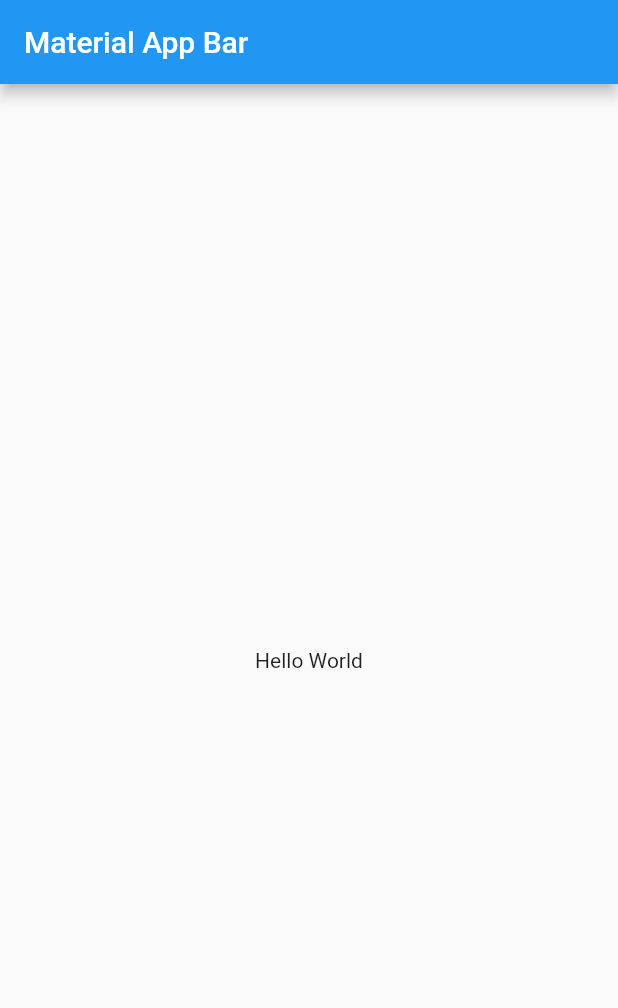
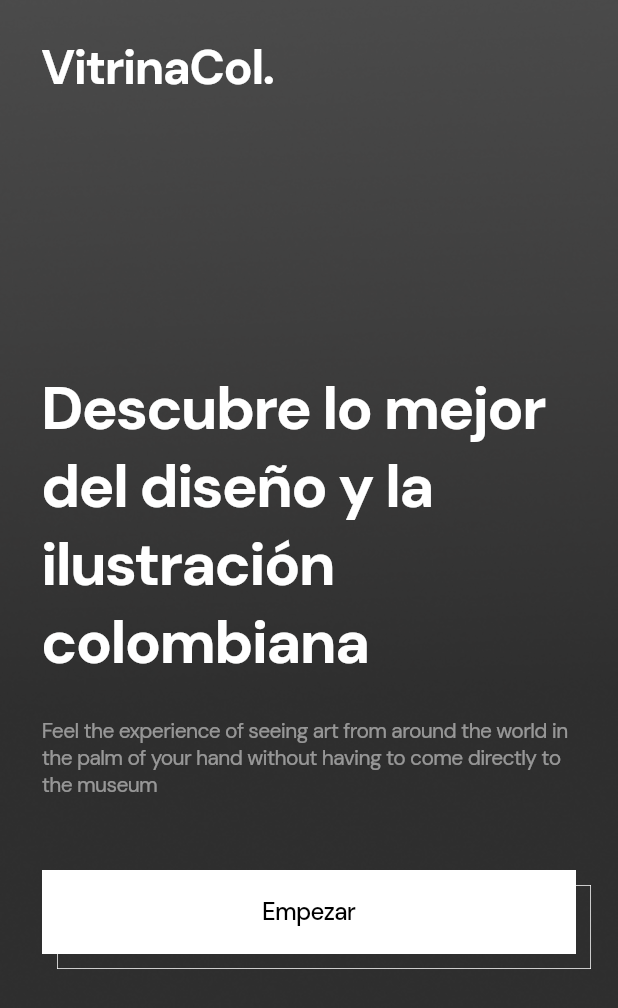
Before and after one commit to vicgilnossa/VitrinaColombia, a Flutter app: the screen it shows after launch, on a phone screen of 412 x 824 dp. Shown: the top 1008 px of the screen. Run offline on Flutter 3.47's test engine with Material 2 defaults, Android fonts, the phone set to English and light mode, and no system bars; our stand-ins replace google_fonts.

Commit message:
welcome screen terminada

```diff
--- a/lib/main.dart
+++ b/lib/main.dart
@@ -1,4 +1,5 @@
 import 'package:flutter/material.dart';
+import 'package:vitrina_colombia/routes.dart';
 
 void main() => runApp(MyApp());
 
@@ -6,7 +7,10 @@ class MyApp extends StatelessWidget {
   @override
   Widget build(BuildContext context) {
     return MaterialApp(
+      debugShowCheckedModeBanner: false,
       title: 'Material App',
+      routes: Routes.routes,
+      initialRoute: Routes.welcome,
       home: Scaffold(
         appBar: AppBar(
           title: Text('Material App Bar'),
--- /dev/null
+++ b/lib/routes.dart
@@ -0,0 +1,16 @@
+import 'package:flutter/material.dart';
+import 'package:vitrina_colombia/screens/detail_screen.dart';
+import 'package:vitrina_colombia/screens/home_screen.dart';
+import 'package:vitrina_colombia/screens/welcome_screen.dart';
+
+class Routes {
+  static const String welcome = 'welcome';
+  static const String home = 'home';
+  static const String detail = 'detail';
+
+  static final Map<String, WidgetBuilder> routes = {
+    welcome: (context) => const WelcomeScreen(),
+    home: (context) => const HomeScreen(),
+    detail: (context) => const DetailScreen(),
+  };
+}
--- /dev/null
+++ b/lib/screens/detail_screen.dart
@@ -0,0 +1,14 @@
+import 'package:flutter/material.dart';
+
+class DetailScreen extends StatelessWidget {
+  const DetailScreen({Key? key}) : super(key: key);
+
+  @override
+  Widget build(BuildContext context) {
+    return const Scaffold(
+      body: Center(
+        child: Text('DetailScreen'),
+      ),
+    );
+  }
+}
--- /dev/null
+++ b/lib/screens/home_screen.dart
@@ -0,0 +1,15 @@
+import 'package:flutter/material.dart';
+
+class HomeScreen extends StatelessWidget {
+
+  const HomeScreen({Key? key}) : super(key: key);
+
+  @override
+  Widget build(BuildContext context) {
+    return const Scaffold(
+      body: Center(
+         child: Text('HomeScreen'),
+      ),
+    );
+  }
+}
--- /dev/null
+++ b/lib/screens/screen.dart
@@ -0,0 +1,3 @@
+export 'package:vitrina_colombia/screens/detail_screen.dart';
+export 'package:vitrina_colombia/screens/home_screen.dart';
+export 'package:vitrina_colombia/screens/welcome_screen.dart';
--- /dev/null
+++ b/lib/screens/welcome_screen.dart
@@ -0,0 +1,52 @@
+import 'package:flutter/material.dart';
+import 'package:vitrina_colombia/widgets/widgets.dart';
+
+class WelcomeScreen extends StatelessWidget {
+  const WelcomeScreen({Key? key}) : super(key: key);
+
+  @override
+  Widget build(BuildContext context) {
+    return Scaffold(
+        body: Container(
+      width: double.infinity,
+      height: double.infinity,
+      decoration: BoxDecoration(
+          color: Colors.black.withOpacity(0.7),
+          image: const DecorationImage(
+              fit: BoxFit.cover,
+              image: AssetImage(
+                "assets/general-background.png",
+              ))),
+      child: Column(
+        children: [
+          const TextLogo(
+            text: 'VitrinaCol.',
+          ),
+          Container(
+            padding: const EdgeInsets.symmetric(horizontal: 28),
+            width: double.infinity,
+            child: Column(
+              children: [
+                const H1(
+                    text:
+                        'Descubre lo mejor del diseño y la ilustración colombiana',
+                    fontSize: 40),
+                Padding(
+                  padding: const EdgeInsets.only(top: 24, bottom: 48),
+                  child: P(
+                      text:
+                          'Feel the experience of seeing art from around the world in the palm of your hand without having to come directly to the museum',
+                      fontSize: 14,
+                      color: Colors.white.withOpacity(0.50)),
+                ),
+                const MainButton(
+                  text: 'Empezar',
+                ),
+              ],
+            ),
+          ),
+        ],
+      ),
+    ));
+  }
+}
--- /dev/null
+++ b/lib/widgets/h1.dart
@@ -0,0 +1,26 @@
+import 'package:flutter/material.dart';
+import 'package:google_fonts/google_fonts.dart';
+
+class H1 extends StatelessWidget {
+  final String text;
+  final double fontSize;
+
+  const H1({
+    Key? key,
+    required this.text,
+    required this.fontSize,
+  }) : super(key: key);
+
+  @override
+  Widget build(BuildContext context) {
+    return Text(
+      text,
+      style: GoogleFonts.dmSans(
+        color: Colors.white,
+        fontSize: fontSize,
+        fontWeight: FontWeight.w700,
+        letterSpacing: -1.20,
+      ),
+    );
+  }
+}
--- /dev/null
+++ b/lib/widgets/main_button.dart
@@ -0,0 +1,97 @@
+import 'dart:async';
+
+import 'package:flutter/material.dart';
+import 'package:google_fonts/google_fonts.dart';
+
+class MainButton extends StatelessWidget {
+  final String text;
+  final IconData? icon;
+  const MainButton({
+    Key? key,
+    required this.text,
+    this.icon,
+  }) : super(key: key);
+
+  @override
+  Widget build(BuildContext context) {
+    return Stack(
+      children: [
+        Transform.translate(
+          offset: const Offset(10, 10),
+          child: Container(
+            width: double.infinity,
+            height: 56,
+            decoration: const ShapeDecoration(
+              shape: RoundedRectangleBorder(
+                side: BorderSide(width: 0.50, color: Colors.white),
+              ),
+            ),
+          ),
+        ),
+        MyButton(
+          text: text,
+          icon: icon,
+        ),
+      ],
+    );
+  }
+}
+
+class MyButton extends StatefulWidget {
+  final String text;
+  final IconData? icon;
+  MyButton({required this.text, Key? key, this.icon}) : super(key: key);
+  @override
+  _MyButtonState createState() => _MyButtonState();
+}
+
+class _MyButtonState extends State<MyButton> {
+  bool isPressed = false;
+
+  @override
+  Widget build(BuildContext context) {
+    return GestureDetector(
+      onTapDown: (_) {
+        setState(() {
+          isPressed = true;
+        });
+      },
+      onTapUp: (_) {
+        setState(() {});
+
+        Timer(const Duration(seconds: 2), () {
+          Navigator.pushNamed(context, "home");
+        });
+      },
+      onTapCancel: () {
+        setState(() {
+          isPressed = false;
+        });
+      },
+      child: Container(
+        width: double.infinity,
+        height: 56,
+        color: isPressed ? Colors.black : Colors.white,
+        child: Row(
+          mainAxisAlignment: MainAxisAlignment.center,
+          children: [
+            Text(
+              widget.text,
+              style: GoogleFonts.dmSans(
+                color: isPressed ? Colors.white : Colors.black,
+                fontSize: 16,
+                fontWeight: FontWeight.w500,
+                letterSpacing: -0.48,
+              ),
+            ),
+            if (widget.icon != null)
+              Padding(
+                padding: const EdgeInsets.only(left: 8.0),
+                child: Icon(widget.icon),
+              ),
+          ],
+        ),
+      ),
+    );
+  }
+}
--- /dev/null
+++ b/lib/widgets/p.dart
@@ -0,0 +1,27 @@
+import 'package:flutter/cupertino.dart';
+import 'package:google_fonts/google_fonts.dart';
+
+class P extends StatelessWidget {
+  final String text;
+  final double fontSize;
+  final Color color;
+  const P({
+    Key? key,
+    required this.text,
+    required this.fontSize,
+    required this.color,
+  }) : super(key: key);
+
+  @override
+  Widget build(BuildContext context) {
+    return Text(
+      text,
+      style: GoogleFonts.dmSans(
+        color: color,
+        fontSize: fontSize,
+        fontWeight: FontWeight.w400,
+        letterSpacing: -0.42,
+      ),
+    );
+  }
+}
--- /dev/null
+++ b/lib/widgets/text_logo.dart
@@ -0,0 +1,29 @@
+import 'package:flutter/material.dart';
+import 'package:google_fonts/google_fonts.dart';
+
+class TextLogo extends StatelessWidget {
+  final String text;
+  const TextLogo({
+    Key? key,
+    required this.text,
+  }) : super(key: key);
+
+  @override
+  Widget build(BuildContext context) {
+    return Padding(
+      padding: const EdgeInsets.only(left: 28, top: 24, bottom: 180),
+      child: Align(
+        alignment: Alignment.centerLeft,
+        child: Text(
+          text,
+          style: GoogleFonts.dmSans(
+            color: Colors.white,
+            fontSize: 32,
+            fontWeight: FontWeight.w700,
+            letterSpacing: -0.96,
+          ),
+        ),
+      ),
+    );
+  }
+}
--- /dev/null
+++ b/lib/widgets/widgets.dart
@@ -0,0 +1,4 @@
+export 'package:vitrina_colombia/widgets/h1.dart';
+export 'package:vitrina_colombia/widgets/main_button.dart';
+export 'package:vitrina_colombia/widgets/p.dart';
+export 'package:vitrina_colombia/widgets/text_logo.dart';
--- a/pubspec.yaml
+++ b/pubspec.yaml
@@ -36,6 +36,8 @@ dependencies:
   # The following adds the Cupertino Icons font to your application.
   # Use with the CupertinoIcons class for iOS style icons.
   cupertino_icons: ^1.0.2
+  google_fonts: ^3.0.1
+  ionicons: ^0.2.2
 
 dev_dependencies:
   flutter_test:
@@ -60,8 +62,8 @@ flutter:
   uses-material-design: true
 
   # To add assets to your application, add an assets section, like this:
-  # assets:
-  #   - images/a_dot_burr.jpeg
+  assets:
+    - assets/
   #   - images/a_dot_ham.jpeg
 
   # An image asset can refer to one or more resolution-specific "variants", see
```
Also changed, not shown: assets/general-background.png (added), pubspec.lock, 1 other file.
